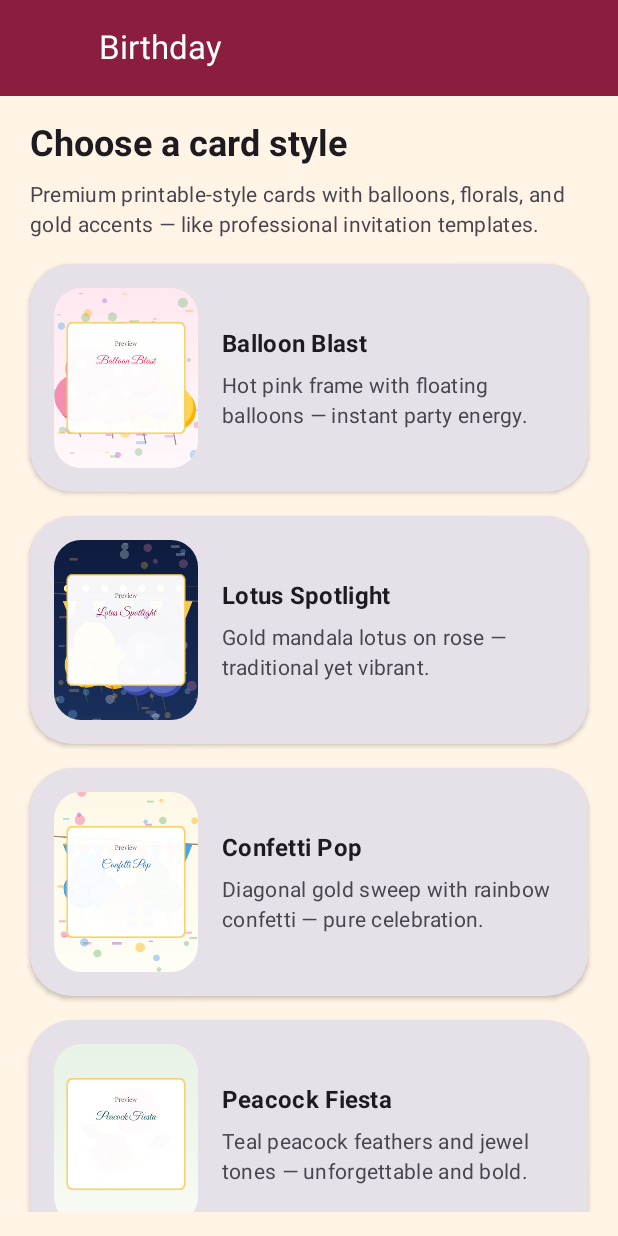
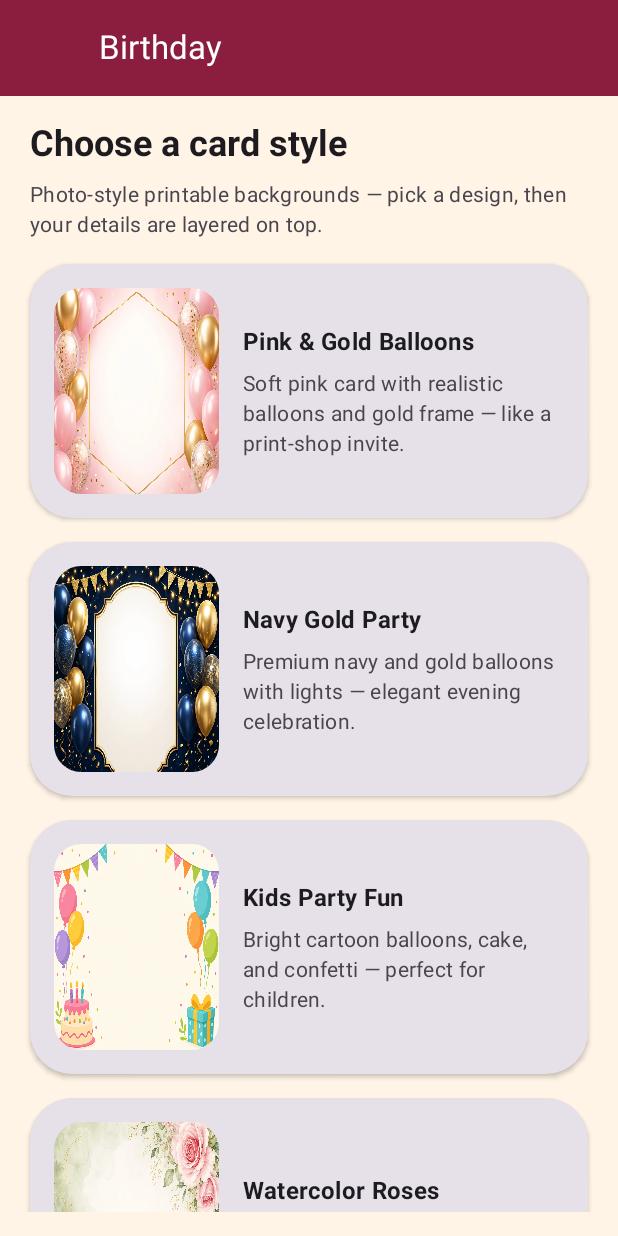
Before and after one commit to mrajen27/Invitation_Maker, an Android app built with Jetpack Compose: the screen it shows after launch (MainActivity), after a tap on an icon or button, on a phone screen of 412 x 824 dp. Run offline under Robolectric (Android 15) with nearby library versions, the phone set to English and light mode, and no system bars.

Commit message:
Use WebP photo backgrounds for birthday invitation templates
Replace old vector birthday thumbnails with five printable-style WebP
backgrounds, show them directly in the picker, and layer invitation text
on a soft backdrop over the artwork.

Co-authored-by: mrajen27 <mrajen27@users.noreply.github.com>

```diff
--- a/app/src/main/java/com/vaangainvite/data/model/InvitationTemplate.kt
+++ b/app/src/main/java/com/vaangainvite/data/model/InvitationTemplate.kt
@@ -9,5 +9,11 @@ data class InvitationTemplate(
     val title: String,
     val description: String,
     @DrawableRes val drawableResId: Int,
-    @ColorInt val primaryColor: Int
-)
+    @ColorInt val primaryColor: Int,
+    @DrawableRes val backgroundResId: Int? = null
+) {
+    /** Resource used in the template picker and as the card background when set. */
+    fun previewResId(): Int = backgroundResId ?: drawableResId
+
+    fun usesPhotoBackground(): Boolean = backgroundResId != null
+}
--- a/app/src/main/java/com/vaangainvite/data/repository/TemplateRepository.kt
+++ b/app/src/main/java/com/vaangainvite/data/repository/TemplateRepository.kt
@@ -9,7 +9,7 @@ class TemplateRepository {
         InvitationCategory(
             id = "birthday",
             title = "Birthday",
-            description = "Bold, festive cards that pop on WhatsApp.",
+            description = "Five photo-style printable cards with balloons, florals, and party themes.",
             accentColor = 0xFFFF1744.toInt()
         ),
         InvitationCategory(
@@ -33,46 +33,51 @@ class TemplateRepository {
     )
 
     private val templates: List<InvitationTemplate> = listOf(
-        // Birthday — 5 standout styles
+        // Birthday — 5 photo-style WebP backgrounds (printable invitation look)
         InvitationTemplate(
             id = "birthday_01",
             categoryId = "birthday",
-            title = "Balloon Blast",
-            description = "Hot pink frame with floating balloons — instant party energy.",
-            drawableResId = R.drawable.template_birthday_01,
-            primaryColor = 0xFFFF1744.toInt()
+            title = "Pink & Gold Balloons",
+            description = "Soft pink card with realistic balloons and gold frame — like a print-shop invite.",
+            drawableResId = R.drawable.bg_birthday_balloon_blast,
+            backgroundResId = R.drawable.bg_birthday_balloon_blast,
+            primaryColor = 0xFFC2185B.toInt()
         ),
         InvitationTemplate(
             id = "birthday_02",
             categoryId = "birthday",
-            title = "Lotus Spotlight",
-            description = "Gold mandala lotus on rose — traditional yet vibrant.",
-            drawableResId = R.drawable.template_birthday_02,
-            primaryColor = 0xFF880E4F.toInt()
+            title = "Navy Gold Party",
+            description = "Premium navy and gold balloons with lights — elegant evening celebration.",
+            drawableResId = R.drawable.bg_birthday_navy_gold,
+            backgroundResId = R.drawable.bg_birthday_navy_gold,
+            primaryColor = 0xFF5D1532.toInt()
         ),
         InvitationTemplate(
             id = "birthday_03",
             categoryId = "birthday",
-            title = "Confetti Pop",
-            description = "Diagonal gold sweep with rainbow confetti — pure celebration.",
-            drawableResId = R.drawable.template_birthday_03,
-            primaryColor = 0xFF1565C0.toInt()
+            title = "Kids Party Fun",
+            description = "Bright cartoon balloons, cake, and confetti — perfect for children.",
+            drawableResId = R.drawable.bg_birthday_playful,
+            backgroundResId = R.drawable.bg_birthday_playful,
+            primaryColor = 0xFFE65100.toInt()
         ),
         InvitationTemplate(
             id = "birthday_04",
             categoryId = "birthday",
-            title = "Peacock Fiesta",
-            description = "Teal peacock feathers and jewel tones — unforgettable and bold.",
-            drawableResId = R.drawable.template_birthday_04,
-            primaryColor = 0xFF004D40.toInt()
+            title = "Watercolor Roses",
+            description = "Sage green watercolor with pink roses — soft and beautiful.",
+            drawableResId = R.drawable.bg_birthday_floral,
+            backgroundResId = R.drawable.bg_birthday_floral,
+            primaryColor = 0xFFAD1457.toInt()
         ),
         InvitationTemplate(
             id = "birthday_05",
             categoryId = "birthday",
-            title = "Golden Arch",
-            description = "Regal purple arch with marigold toran — grand birthday entrance.",
-            drawableResId = R.drawable.template_birthday_05,
-            primaryColor = 0xFF4A148C.toInt()
+            title = "Purple Night Glow",
+            description = "Glam purple bokeh with pink balloons — bold party vibe.",
+            drawableResId = R.drawable.bg_birthday_purple_party,
+            backgroundResId = R.drawable.bg_birthday_purple_party,
+            primaryColor = 0xFF7B1FA2.toInt()
         ),
 
         // Wedding — 5 standout styles
--- a/app/src/main/java/com/vaangainvite/ui/screens/TemplateSelectionScreen.kt
+++ b/app/src/main/java/com/vaangainvite/ui/screens/TemplateSelectionScreen.kt
@@ -25,17 +25,14 @@ import androidx.compose.material3.TopAppBar
 import androidx.compose.material3.TopAppBarDefaults
 import androidx.compose.runtime.Composable
 import androidx.compose.runtime.getValue
-import androidx.compose.runtime.remember
 import androidx.compose.ui.Alignment
 import androidx.compose.ui.Modifier
 import androidx.compose.ui.draw.clip
-import androidx.compose.ui.graphics.asImageBitmap
 import androidx.compose.ui.layout.ContentScale
-import androidx.compose.ui.platform.LocalContext
+import androidx.compose.ui.res.painterResource
 import androidx.compose.ui.text.font.FontWeight
 import androidx.compose.ui.unit.dp
 import androidx.lifecycle.compose.collectAsStateWithLifecycle
-import com.vaangainvite.core.image.InvitationImageGenerator
 import com.vaangainvite.data.model.InvitationTemplate
 import com.vaangainvite.ui.viewmodel.InviteViewModel
 
@@ -48,6 +45,10 @@ fun TemplateSelectionScreen(
 ) {
     val state by viewModel.uiState.collectAsStateWithLifecycle()
     val categoryTitle = state.selectedCategory?.title ?: "Templates"
+    val categorySubtitle = when (state.selectedCategory?.id) {
+        "birthday" -> "Photo-style printable backgrounds — pick a design, then your details are layered on top."
+        else -> "Premium invitation designs with traditional motifs and gold accents."
+    }
 
     Scaffold(
         topBar = {
@@ -81,7 +82,7 @@ fun TemplateSelectionScreen(
                 )
                 Spacer(modifier = Modifier.height(8.dp))
                 Text(
-                    text = "Premium printable-style cards with balloons, florals, and gold accents — like professional invitation templates.",
+                    text = categorySubtitle,
                     style = MaterialTheme.typography.bodyMedium,
                     color = MaterialTheme.colorScheme.onSurfaceVariant
                 )
@@ -104,11 +105,6 @@ private fun TemplateCard(
     template: InvitationTemplate,
     onClick: () -> Unit
 ) {
-    val context = LocalContext.current
-    val preview = remember(template.id) {
-        InvitationImageGenerator(context).createTemplatePreviewBitmap(template).asImageBitmap()
-    }
-
     Card(
         onClick = onClick,
         modifier = Modifier.fillMaxWidth(),
@@ -122,10 +118,10 @@ private fun TemplateCard(
             verticalAlignment = Alignment.CenterVertically
         ) {
             Image(
-                bitmap = preview,
+                painter = painterResource(id = template.previewResId()),
                 contentDescription = template.title,
                 modifier = Modifier
-                    .width(96.dp)
+                    .width(110.dp)
                     .aspectRatio(0.8f)
                     .clip(RoundedCornerShape(18.dp)),
                 contentScale = ContentScale.Crop
--- a/app/src/main/res/drawable/template_birthday_01.xml
+++ /dev/null
@@ -1,16 +0,0 @@
-<?xml version="1.0" encoding="utf-8"?>
-<vector xmlns:android="http://schemas.android.com/apk/res/android"
-    android:width="108dp"
-    android:height="135dp"
-    android:viewportWidth="108"
-    android:viewportHeight="135">
-    <path android:fillColor="#FF1744" android:pathData="M0,0h108v135h-108z" />
-    <path android:fillColor="#F7C948" android:pathData="M4,4h100v127h-100zM8,8v119h92v-119z" android:fillType="evenOdd" />
-    <path android:fillColor="#FFF3E0" android:pathData="M12,12h84v111h-84z" />
-    <path android:fillColor="#FF1744" android:pathData="M0,0h108v20h-108zM0,115h108v20h-108z" />
-    <path android:fillColor="#FF6D00" android:pathData="M10,16l5,-8l5,8zM28,16l5,-8l5,8zM46,16l5,-8l5,8zM64,16l5,-8l5,8zM82,16l5,-8l5,8z" />
-    <path android:fillColor="#E91E63" android:pathData="M14,22m-6,5a6,8 0,1 0,12 0a6,8 0,1 0,-12 0M32,18m-5,6a5,7 0,1 0,10 0a5,7 0,1 0,-10 0M50,20m-6,5a6,8 0,1 0,12 0a6,8 0,1 0,-12 0M68,17m-5,6a5,7 0,1 0,10 0a5,7 0,1 0,-10 0M86,21m-6,5a6,8 0,1 0,12 0a6,8 0,1 0,-12 0" />
-    <path android:fillColor="#00BCD4" android:pathData="M18,108m-4,0a4,4 0,1 0,8 0a4,4 0,1 0,-8 0M34,114m-4,0a4,4 0,1 0,8 0a4,4 0,1 0,-8 0M50,110m-4,0a4,4 0,1 0,8 0a4,4 0,1 0,-8 0M66,113m-4,0a4,4 0,1 0,8 0a4,4 0,1 0,-8 0M82,109m-4,0a4,4 0,1 0,8 0a4,4 0,1 0,-8 0M90,100m-3,0a3,3 0,1 0,6 0a3,3 0,1 0,-6 0" />
-    <path android:fillColor="#7B1FA2" android:pathData="M22,104l3,-8h6l3,8zM40,106l3,-8h6l3,8zM58,104l3,-8h6l3,8zM76,106l3,-8h6l3,8z" />
-    <path android:strokeColor="#FF1744" android:strokeWidth="2" android:fillColor="@android:color/transparent" android:pathData="M20,32h68v70h-68z" />
-</vector>
--- a/app/src/main/res/drawable/template_birthday_02.xml
+++ /dev/null
@@ -1,17 +0,0 @@
-<?xml version="1.0" encoding="utf-8"?>
-<vector xmlns:android="http://schemas.android.com/apk/res/android"
-    android:width="108dp"
-    android:height="135dp"
-    android:viewportWidth="108"
-    android:viewportHeight="135">
-    <path android:fillColor="#880E4F" android:pathData="M0,0h108v135h-108z" />
-    <path android:fillColor="#F7C948" android:pathData="M5,5h98v125h-98zM10,10v115h88v-115z" android:fillType="evenOdd" />
-    <path android:fillColor="#FFF8E7" android:pathData="M14,14h80v107h-80z" />
-    <path android:fillColor="#FF7A90" android:pathData="M0,0h108v24h-108zM0,111h108v24h-108z" />
-    <path android:fillColor="#2E7D32" android:pathData="M12,20l6,-10l6,10zM30,20l6,-10l6,10zM50,20l6,-10l6,10zM70,20l6,-10l6,10zM88,20l6,-10l6,10z" />
-    <path android:fillColor="#E91E63" android:pathData="M54,26c14,0 24,10 24,24s-10,24 -24,24s-24,-10 -24,-24s10,-24 24,-24z" />
-    <path android:fillColor="#FFEB3B" android:pathData="M54,32c9,0 16,7 16,16s-7,16 -16,16s-16,-7 -16,-16s7,-16 16,-16z" />
-    <path android:fillColor="#FFFFFF" android:pathData="M54,38c5,0 9,4 9,9s-4,9 -9,9s-9,-4 -9,-9s4,-9 9,-9z" />
-    <path android:fillColor="#2E7D32" android:pathData="M54,22l4,10h-8zM54,90l4,-10h-8zM30,48l10,-4v8zM78,48l-10,-4v8z" />
-    <path android:fillColor="#880E4F" android:pathData="M16,100c8,-8 18,-8 26,0c-7,6 -19,6 -26,0zM66,100c8,-8 18,-8 26,0c-7,6 -19,6 -26,0z" />
-</vector>
--- a/app/src/main/res/drawable/template_birthday_03.xml
+++ /dev/null
@@ -1,15 +0,0 @@
-<?xml version="1.0" encoding="utf-8"?>
-<vector xmlns:android="http://schemas.android.com/apk/res/android"
-    android:width="108dp"
-    android:height="135dp"
-    android:viewportWidth="108"
-    android:viewportHeight="135">
-    <path android:fillColor="#1565C0" android:pathData="M0,0h108v135h-108z" />
-    <path android:fillColor="#FFE082" android:pathData="M0,0L108,0L92,135L16,135z" />
-    <path android:fillColor="#FFFDE7" android:pathData="M14,16h80v103h-80z" />
-    <path android:fillColor="#1565C0" android:pathData="M0,0h108v18h-108zM0,117h108v18h-108z" />
-    <path android:fillColor="#FF4081" android:pathData="M12,14m-3,0a3,3 0,1 0,6 0a3,3 0,1 0,-6 0M24,22m-3,0a3,3 0,1 0,6 0a3,3 0,1 0,-6 0M36,12m-3,0a3,3 0,1 0,6 0a3,3 0,1 0,-6 0M48,20m-3,0a3,3 0,1 0,6 0a3,3 0,1 0,-6 0M60,11m-3,0a3,3 0,1 0,6 0a3,3 0,1 0,-6 0M72,19m-3,0a3,3 0,1 0,6 0a3,3 0,1 0,-6 0M84,13m-3,0a3,3 0,1 0,6 0a3,3 0,1 0,-6 0M96,21m-3,0a3,3 0,1 0,6 0a3,3 0,1 0,-6 0" />
-    <path android:fillColor="#00E676" android:pathData="M10,108m-3,0a3,3 0,1 0,6 0a3,3 0,1 0,-6 0M22,116m-3,0a3,3 0,1 0,6 0a3,3 0,1 0,-6 0M34,110m-3,0a3,3 0,1 0,6 0a3,3 0,1 0,-6 0M46,118m-3,0a3,3 0,1 0,6 0a3,3 0,1 0,-6 0M58,109m-3,0a3,3 0,1 0,6 0a3,3 0,1 0,-6 0M70,117m-3,0a3,3 0,1 0,6 0a3,3 0,1 0,-6 0M82,111m-3,0a3,3 0,1 0,6 0a3,3 0,1 0,-6 0M94,119m-3,0a3,3 0,1 0,6 0a3,3 0,1 0,-6 0" />
-    <path android:fillColor="#FF6D00" android:pathData="M18,104l4,-10h8l4,10zM42,106l4,-10h8l4,10zM66,104l4,-10h8l4,10z" />
-    <path android:strokeColor="#1565C0" android:strokeWidth="2.5" android:fillColor="@android:color/transparent" android:pathData="M22,30h64v68h-64z" />
-</vector>
--- a/app/src/main/res/drawable/template_birthday_04.xml
+++ /dev/null
@@ -1,17 +0,0 @@
-<?xml version="1.0" encoding="utf-8"?>
-<vector xmlns:android="http://schemas.android.com/apk/res/android"
-    android:width="108dp"
-    android:height="135dp"
-    android:viewportWidth="108"
-    android:viewportHeight="135">
-    <path android:fillColor="#004D40" android:pathData="M0,0h108v135h-108z" />
-    <path android:fillColor="#F7C948" android:pathData="M6,6h96v123h-96zM11,11v113h86v-113z" android:fillType="evenOdd" />
-    <path android:fillColor="#E0F7FA" android:pathData="M15,15h78v105h-78z" />
-    <path android:fillColor="#00897B" android:pathData="M0,0h108v22h-108zM0,113h108v22h-108z" />
-    <path android:fillColor="#0097A7" android:pathData="M12,24c10,-14 22,-14 32,0c-12,4 -20,4 -32,0zM64,24c10,-14 22,-14 32,0c-12,4 -20,4 -32,0z" />
-    <path android:fillColor="#26A69A" android:pathData="M30,28c8,-6 16,-6 24,0c-8,5 -16,5 -24,0zM54,28c8,-6 16,-6 24,0c-8,5 -16,5 -24,0z" />
-    <path android:fillColor="#E91E63" android:pathData="M18,30m-5,0a5,5 0,1 0,10 0a5,5 0,1 0,-10 0M82,30m-5,0a5,5 0,1 0,10 0a5,5 0,1 0,-10 0" />
-    <path android:fillColor="#FFEB3B" android:pathData="M22,30m-3,0a3,3 0,1 0,6 0a3,3 0,1 0,-6 0M78,30m-3,0a3,3 0,1 0,6 0a3,3 0,1 0,-6 0" />
-    <path android:fillColor="#7B1FA2" android:pathData="M54,100c10,-12 20,-12 30,0c-10,8 -20,8 -30,0zM24,100c10,-12 20,-12 30,0c-10,8 -20,8 -30,0z" />
-    <path android:fillColor="#004D40" android:pathData="M20,26h68v4h-68zM20,105h68v4h-68z" />
-</vector>
--- a/app/src/main/res/drawable/template_birthday_05.xml
+++ /dev/null
@@ -1,17 +0,0 @@
-<?xml version="1.0" encoding="utf-8"?>
-<vector xmlns:android="http://schemas.android.com/apk/res/android"
-    android:width="108dp"
-    android:height="135dp"
-    android:viewportWidth="108"
-    android:viewportHeight="135">
-    <path android:fillColor="#4A148C" android:pathData="M0,0h108v135h-108z" />
-    <path android:fillColor="#FFAB00" android:pathData="M0,0h108v135h-108zM8,8h92v119h-92z" android:fillType="evenOdd" />
-    <path android:fillColor="#FFF8E1" android:pathData="M12,12h84v111h-84z" />
-    <path android:fillColor="#4A148C" android:pathData="M0,0h108v26h-108zM0,109h108v26h-108z" />
-    <path android:fillColor="#FF6D00" android:pathData="M18,20l36,-14l36,14z" />
-    <path android:fillColor="#E91E63" android:pathData="M14,26h12v6h-12zM82,26h12v6h-12z" />
-    <path android:fillColor="#2E7D32" android:pathData="M10,18l5,-8l5,8zM28,18l5,-8l5,8zM48,18l5,-8l5,8zM68,18l5,-8l5,8zM88,18l5,-8l5,8z" />
-    <path android:fillColor="#FF4081" android:pathData="M16,104c6,-6 14,-6 20,0c-5,5 -15,5 -20,0zM44,106c6,-6 14,-6 20,0c-5,5 -15,5 -20,0zM72,104c6,-6 14,-6 20,0c-5,5 -15,5 -20,0z" />
-    <path android:fillColor="#F7C948" android:pathData="M24,108h60v3h-60z" />
-    <path android:strokeColor="#4A148C" android:strokeWidth="2" android:fillColor="@android:color/transparent" android:pathData="M22,34h64v66h-64z" />
-</vector>
```
Also changed, not shown: app/src/main/java/com/vaangainvite/core/image/InvitationImageGenerator.kt (+100 -30 lines), app/src/main/res/drawable-nodpi/bg_birthday_balloon_blast.webp (added), app/src/main/res/drawable-nodpi/bg_birthday_floral.webp (added), app/src/main/res/drawable-nodpi/bg_birthday_navy_gold.webp (added), app/src/main/res/drawable-nodpi/bg_birthday_playful.webp (added), app/src/main/res/drawable-nodpi/bg_birthday_purple_party.webp (added).
